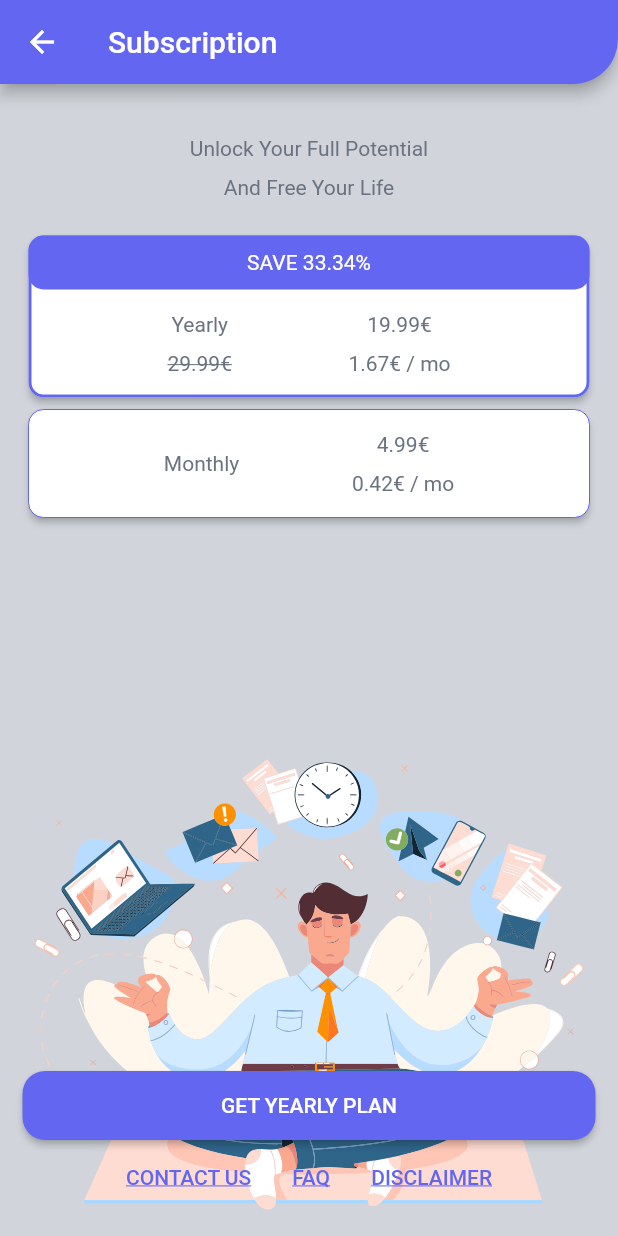
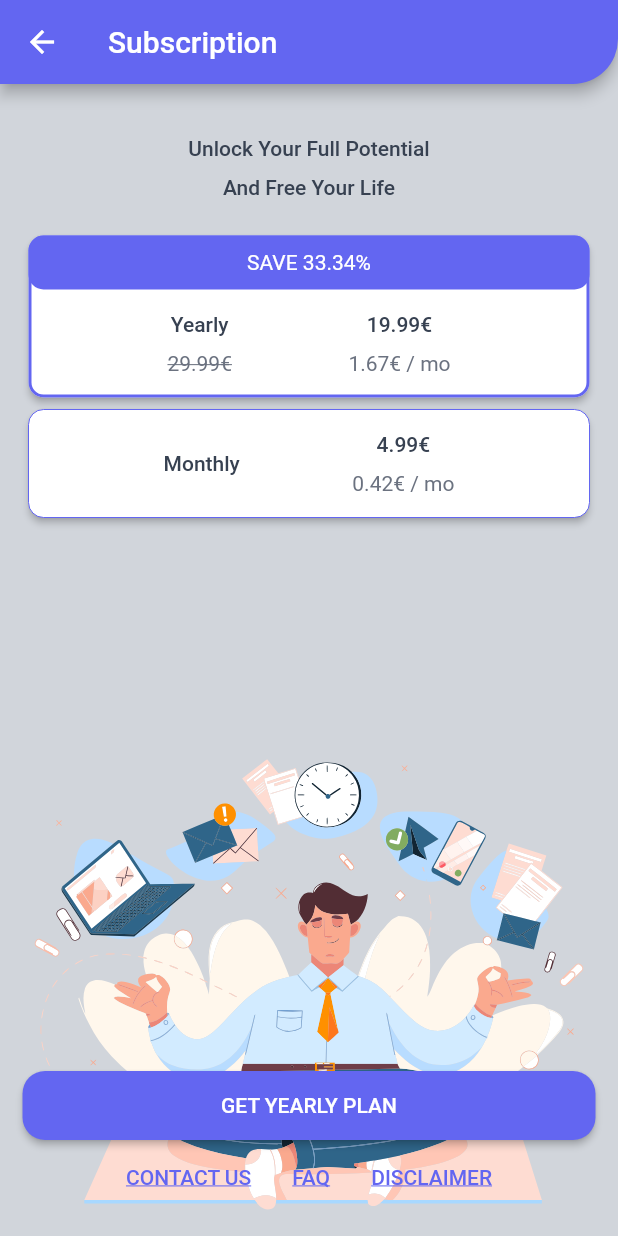
Before and after one commit to gilz688/test_task, a Flutter app: the screen it shows after launch, on a phone screen of 412 x 824 dp. Run offline on Flutter 3.47's test engine with Material 2 defaults, Android fonts, the phone set to English and light mode, and no system bars; our stand-ins replace flutter_svg.

Commit message:
automatically switch app theme depending on system setting

```diff
--- a/class.txt
+++ b/class.txt
@@ -18,7 +18,7 @@ class "SubscriptionViewModel" {
 "SubscriptionViewModel" o-- "SubscriptionPlan"
 "ChangeNotifier" <|-- "SubscriptionViewModel"
 
-class "SubscriptionPlanRepository" {
+interface "SubscriptionPlanRepository" {
   +Future<List<SubscriptionPlan>> fetchSubscriptionPlans()
 }
 
@@ -33,7 +33,7 @@ class "SubscriptionPlan" {
   +double rate
   +double? oldRate
   +int periodInMonths
-  +double percentSavings()
+  +double percentDSavings()
   +double monthlyRate()
 }
 
--- a/lib/main.dart
+++ b/lib/main.dart
@@ -28,6 +28,8 @@ class MyApp extends StatelessWidget {
         debugShowCheckedModeBanner: false,
         title: 'Test Task',
         theme: AppThemes.lightTheme,
+        darkTheme: AppThemes.darkTheme,
+        themeMode: ThemeMode.system,
         initialRoute: '/',
         routes: {
           '/': (context) => const SubscriptionScreen(title: "Subscription"),
--- a/lib/view/screens/subscription_screen.dart
+++ b/lib/view/screens/subscription_screen.dart
@@ -1,6 +1,8 @@
 import 'dart:async';
+import 'dart:io';
 
 import 'package:flutter/material.dart';
+import 'package:flutter/services.dart';
 import 'package:flutter_svg/flutter_svg.dart';
 import 'package:test_task/view/widgets/plan_widget.dart';
 import 'package:provider/provider.dart';
@@ -56,9 +58,16 @@ class _MySubscriptionScreenState extends State<SubscriptionScreen> {
         child: Scaffold(
           appBar: AppBar(
             title: Text(widget.title),
-            leading: const IconButton(
-                icon: Icon(Icons.arrow_back, color: Colors.white),
-                onPressed: null),
+            leading: IconButton(
+                icon: Icon(Icons.arrow_back,
+                    color: Theme.of(context).bottomAppBarColor),
+                onPressed: () {
+                  if (Platform.isAndroid) {
+                    SystemNavigator.pop();
+                  } else if (Platform.isIOS) {
+                    exit(0);
+                  }
+                }),
             shape: const RoundedRectangleBorder(
                 borderRadius: BorderRadius.only(
               bottomRight: Radius.circular(30),
@@ -83,11 +92,13 @@ class _MySubscriptionScreenState extends State<SubscriptionScreen> {
                       child: Text(
                         currentText,
                         key: ValueKey<String>(currentText),
+                        style: Theme.of(context).textTheme.bodyText1,
                       ),
                     ),
                     const SizedBox(height: 10),
-                    const Text(
+                    Text(
                       'And Free Your Life',
+                      style: Theme.of(context).textTheme.bodyText1,
                     ),
                     const SizedBox(height: 20),
                     Expanded(
--- a/lib/view/widgets/plan_widget.dart
+++ b/lib/view/widgets/plan_widget.dart
@@ -39,7 +39,8 @@ class PlanWidget extends StatelessWidget {
                       padding: const EdgeInsets.all(10.0),
                       child: Text(
                           "SAVE ${plan.percentSavings().toStringAsFixed(2)}%",
-                          style: const TextStyle(color: Colors.white)),
+                          style: TextStyle(
+                              color: Theme.of(context).bottomAppBarColor)),
                     ),
                   )
                 : const SizedBox.shrink(),
@@ -49,7 +50,8 @@ class PlanWidget extends StatelessWidget {
                   mainAxisAlignment: MainAxisAlignment.spaceEvenly,
                   children: [
                     Column(children: [
-                      Text(plan.name),
+                      Text(plan.name,
+                          style: Theme.of(context).textTheme.bodyText1),
                       (plan.oldRate != null)
                           ? const SizedBox(height: 10)
                           : const SizedBox.shrink(),
@@ -60,7 +62,8 @@ class PlanWidget extends StatelessWidget {
                           : const SizedBox.shrink(),
                     ]),
                     Column(children: [
-                      Text("${plan.rate.toStringAsFixed(2)}€"),
+                      Text("${plan.rate.toStringAsFixed(2)}€",
+                          style: Theme.of(context).textTheme.bodyText1),
                       const SizedBox(height: 10),
                       Text('${(plan.monthlyRate()).toStringAsFixed(2)}€ / mo'),
                     ]),
```
Also changed, not shown: pubspec.lock, 2 other files.
